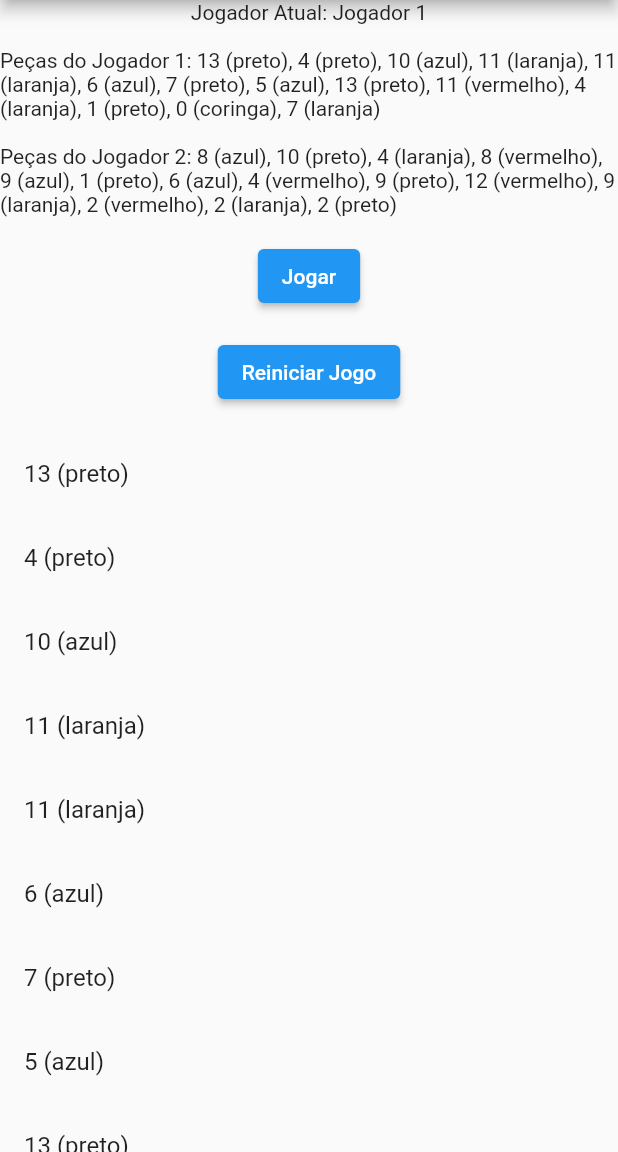
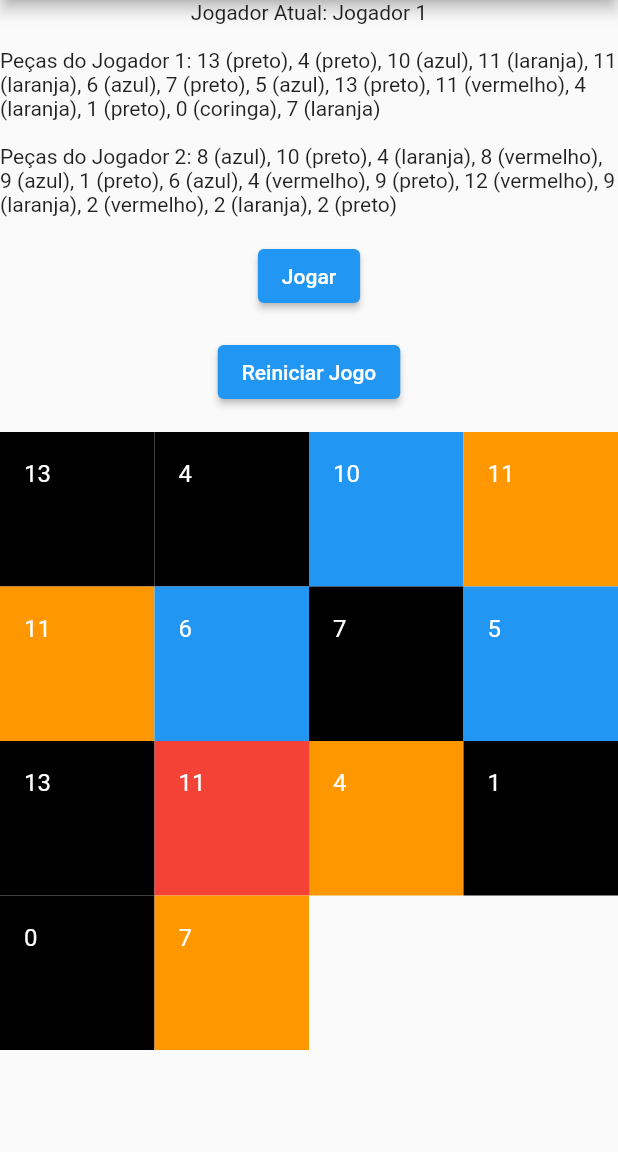
Before and after one commit to rafastori/rummi, a Flutter app: the screen it shows after launch, after a tap on "Reiniciar Jogo", on a phone screen of 412 x 824 dp, the part 84-1236 px from its top. Run offline on Flutter 3.47's test engine with Material 2 defaults, Android fonts, the phone set to English and light mode, and no system bars.

Commit message:
mudanca de cores

```diff
--- a/lib/main.dart
+++ b/lib/main.dart
@@ -2,13 +2,29 @@ import 'package:flutter/material.dart';
 
 class Tile {
   final int number;
-  final String color;
+  final String colorName;
+  final Color color;
 
-  Tile(this.number, this.color);
+  Tile(this.number, this.colorName) : color = getColorFromName(colorName);
+
+  static Color getColorFromName(String colorName) {
+    switch (colorName) {
+      case 'preto':
+        return Colors.black;
+      case 'laranja':
+        return Colors.orange;
+      case 'azul':
+        return Colors.blue;
+      case 'vermelho':
+        return Colors.red;
+      default:
+        return Colors.black;
+    }
+  }
 
   @override
   String toString() {
-    return '$number ($color)';
+    return '$number ($colorName)';
   }
 }
 
@@ -33,7 +49,7 @@ class RummikubHomePage extends StatefulWidget {
 }
 
 class _RummikubHomePageState extends State<RummikubHomePage> {
-  final List<String> colors = ['preto', 'laranja', 'azul', 'vermelho'];
+  final List<String> colorNames = ['preto', 'laranja', 'azul', 'vermelho'];
   List<Tile> tiles = [];
   List<Tile> player1Tiles = [];
   List<Tile> player2Tiles = [];
@@ -48,9 +64,9 @@ class _RummikubHomePageState extends State<RummikubHomePage> {
   }
 
   void generateTiles() {
-    for (var color in colors) {
+    for (var colorName in colorNames) {
       for (var i = 1; i <= 13; i++) {
-        tiles.add(Tile(i, color));
+        tiles.add(Tile(i, colorName));
       }
     }
     tiles.addAll([
@@ -145,15 +161,23 @@ class _RummikubHomePageState extends State<RummikubHomePage> {
             ),
             SizedBox(height: 16),
             Expanded(
-              child: ListView.builder(
-                itemCount: (player1Turn ? player1Tiles : player2Tiles).length,
-                itemBuilder: (context, index) {
+              child: GridView.count(
+                crossAxisCount: 4, // Define o número de colunas desejado
+                children: List.generate(
+                  (player1Turn ? player1Tiles : player2Tiles).length,
+                  (index) {
                     Tile tile =
                         (player1Turn ? player1Tiles : player2Tiles)[index];
                     bool selected = selectedTiles.contains(tile);
-                  return ListTile(
-                    tileColor: selected ? Colors.blue : null,
-                    title: Text(tile.toString()),
+                    return Container(
+                      color: tile.color,
+                      child: ListTile(
+                        title: Text(
+                          tile.number.toString(),
+                          style: TextStyle(
+                            color: Colors.white,
+                          ),
+                        ),
                         onTap: () {
                           setState(() {
                             if (selected) {
@@ -163,8 +187,10 @@ class _RummikubHomePageState extends State<RummikubHomePage> {
                             }
                           });
                         },
+                      ),
                     );
                   },
+                ),
               ),
             ),
           ],
```
Also changed, not shown: pubspec.lock, 1 other file. Lines whose indentation alone changed are shown as unchanged.
